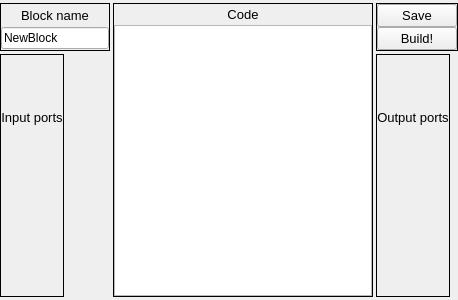
The window that src/atomeditor.ui (ZADNE/icp2021) describes before a commit, drawn with Qt 5.
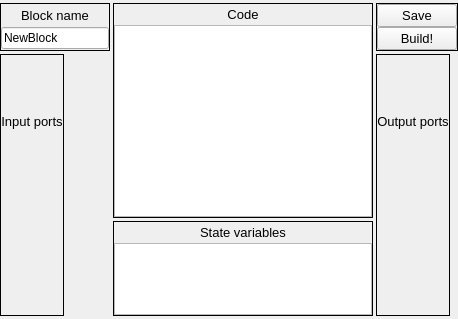
The same window after the commit. Custom widgets are drawn as their Qt base class.

Commit message: Const input + state variables

The edit to the form file:
```diff
--- a/src/atomeditor.ui
+++ b/src/atomeditor.ui
@@ -7,7 +7,7 @@
     <x>0</x>
     <y>0</y>
     <width>458</width>
-    <height>300</height>
+    <height>319</height>
    </rect>
   </property>
   <property name="windowTitle">
@@ -40,140 +40,6 @@
      <property name="spacing">
       <number>3</number>
      </property>
-     <item row="2" column="0" rowspan="2">
-      <widget class="QFrame" name="inputFrame">
-       <property name="sizePolicy">
-        <sizepolicy hsizetype="Maximum" vsizetype="Expanding">
-         <horstretch>0</horstretch>
-         <verstretch>0</verstretch>
-        </sizepolicy>
-       </property>
-       <property name="frameShape">
-        <enum>QFrame::Box</enum>
-       </property>
-       <property name="frameShadow">
-        <enum>QFrame::Plain</enum>
-       </property>
-       <layout class="QVBoxLayout" name="verticalLayout_4">
-        <property name="spacing">
-         <number>3</number>
-        </property>
-        <property name="leftMargin">
-         <number>0</number>
-        </property>
-        <property name="topMargin">
-         <number>3</number>
-        </property>
-        <property name="rightMargin">
-         <number>0</number>
-        </property>
-        <property name="bottomMargin">
-         <number>0</number>
-        </property>
-        <item>
-         <widget class="QLabel" name="inputLabel">
-          <property name="font">
-           <font>
-            <pointsize>10</pointsize>
-           </font>
-          </property>
-          <property name="text">
-           <string>Input ports</string>
-          </property>
-          <property name="alignment">
-           <set>Qt::AlignCenter</set>
-          </property>
-         </widget>
-        </item>
-        <item>
-         <widget class="PortEditor" name="inputEditor" native="true">
-          <property name="sizePolicy">
-           <sizepolicy hsizetype="Maximum" vsizetype="Preferred">
-            <horstretch>0</horstretch>
-            <verstretch>0</verstretch>
-           </sizepolicy>
-          </property>
-          <property name="maximumSize">
-           <size>
-            <width>300</width>
-            <height>16777215</height>
-           </size>
-          </property>
-          <property name="styleSheet">
-           <string notr="true">border-left: none; border-right: none; border-bottom: none</string>
-          </property>
-         </widget>
-        </item>
-       </layout>
-      </widget>
-     </item>
-     <item row="2" column="2" rowspan="2">
-      <widget class="QFrame" name="outputFrame">
-       <property name="sizePolicy">
-        <sizepolicy hsizetype="Maximum" vsizetype="Expanding">
-         <horstretch>0</horstretch>
-         <verstretch>0</verstretch>
-        </sizepolicy>
-       </property>
-       <property name="frameShape">
-        <enum>QFrame::Box</enum>
-       </property>
-       <property name="frameShadow">
-        <enum>QFrame::Plain</enum>
-       </property>
-       <layout class="QVBoxLayout" name="verticalLayout_7">
-        <property name="spacing">
-         <number>3</number>
-        </property>
-        <property name="leftMargin">
-         <number>0</number>
-        </property>
-        <property name="topMargin">
-         <number>3</number>
-        </property>
-        <property name="rightMargin">
-         <number>0</number>
-        </property>
-        <property name="bottomMargin">
-         <number>0</number>
-        </property>
-        <item>
-         <widget class="QLabel" name="outputLabel">
-          <property name="font">
-           <font>
-            <pointsize>10</pointsize>
-           </font>
-          </property>
-          <property name="text">
-           <string>Output ports</string>
-          </property>
-          <property name="alignment">
-           <set>Qt::AlignCenter</set>
-          </property>
-         </widget>
-        </item>
-        <item>
-         <widget class="PortEditor" name="outputEditor" native="true">
-          <property name="sizePolicy">
-           <sizepolicy hsizetype="Maximum" vsizetype="Preferred">
-            <horstretch>0</horstretch>
-            <verstretch>0</verstretch>
-           </sizepolicy>
-          </property>
-          <property name="maximumSize">
-           <size>
-            <width>300</width>
-            <height>16777215</height>
-           </size>
-          </property>
-          <property name="styleSheet">
-           <string notr="true">border-left: none; border-right: none; border-bottom: none</string>
-          </property>
-         </widget>
-        </item>
-       </layout>
-      </widget>
-     </item>
      <item row="1" column="2">
       <widget class="QFrame" name="buttonFrame">
        <property name="sizePolicy">
@@ -245,69 +111,6 @@
        </layout>
       </widget>
      </item>
-     <item row="1" column="0">
-      <widget class="QFrame" name="nameFrame">
-       <property name="frameShape">
-        <enum>QFrame::Box</enum>
-       </property>
-       <property name="frameShadow">
-        <enum>QFrame::Plain</enum>
-       </property>
-       <layout class="QVBoxLayout" name="verticalLayout_5">
-        <property name="spacing">
-         <number>3</number>
-        </property>
-        <property name="leftMargin">
-         <number>0</number>
-        </property>
-        <property name="topMargin">
-         <number>3</number>
-        </property>
-        <property name="rightMargin">
-         <number>0</number>
-        </property>
-        <property name="bottomMargin">
-         <number>0</number>
-        </property>
-        <item>
-         <widget class="QLabel" name="nameLabel">
-          <property name="sizePolicy">
-           <sizepolicy hsizetype="Preferred" vsizetype="Maximum">
-            <horstretch>0</horstretch>
-            <verstretch>0</verstretch>
-           </sizepolicy>
-          </property>
-          <property name="font">
-           <font>
-            <pointsize>10</pointsize>
-            <weight>50</weight>
-            <bold>false</bold>
-           </font>
-          </property>
-          <property name="text">
-           <string>Block name</string>
-          </property>
-          <property name="alignment">
-           <set>Qt::AlignCenter</set>
-          </property>
-         </widget>
-        </item>
-        <item>
-         <widget class="QLineEdit" name="nameEditor">
-          <property name="sizePolicy">
-           <sizepolicy hsizetype="Minimum" vsizetype="Maximum">
-            <horstretch>0</horstretch>
-            <verstretch>0</verstretch>
-           </sizepolicy>
-          </property>
-          <property name="text">
-           <string>NewBlock</string>
-          </property>
-         </widget>
-        </item>
-       </layout>
-      </widget>
-     </item>
      <item row="1" column="1" rowspan="3">
       <widget class="QFrame" name="codeFrame">
        <property name="frameShape">
@@ -375,15 +178,276 @@
        </layout>
       </widget>
      </item>
+     <item row="1" column="0">
+      <widget class="QFrame" name="nameFrame">
+       <property name="frameShape">
+        <enum>QFrame::Box</enum>
+       </property>
+       <property name="frameShadow">
+        <enum>QFrame::Plain</enum>
+       </property>
+       <layout class="QVBoxLayout" name="verticalLayout_5">
+        <property name="spacing">
+         <number>3</number>
+        </property>
+        <property name="leftMargin">
+         <number>0</number>
+        </property>
+        <property name="topMargin">
+         <number>3</number>
+        </property>
+        <property name="rightMargin">
+         <number>0</number>
+        </property>
+        <property name="bottomMargin">
+         <number>0</number>
+        </property>
+        <item>
+         <widget class="QLabel" name="nameLabel">
+          <property name="sizePolicy">
+           <sizepolicy hsizetype="Preferred" vsizetype="Maximum">
+            <horstretch>0</horstretch>
+            <verstretch>0</verstretch>
+           </sizepolicy>
+          </property>
+          <property name="font">
+           <font>
+            <pointsize>10</pointsize>
+            <weight>50</weight>
+            <bold>false</bold>
+           </font>
+          </property>
+          <property name="text">
+           <string>Block name</string>
+          </property>
+          <property name="alignment">
+           <set>Qt::AlignCenter</set>
+          </property>
+         </widget>
+        </item>
+        <item>
+         <widget class="QLineEdit" name="nameEditor">
+          <property name="sizePolicy">
+           <sizepolicy hsizetype="Minimum" vsizetype="Maximum">
+            <horstretch>0</horstretch>
+            <verstretch>0</verstretch>
+           </sizepolicy>
+          </property>
+          <property name="text">
+           <string>NewBlock</string>
+          </property>
+         </widget>
+        </item>
+       </layout>
+      </widget>
+     </item>
+     <item row="4" column="1">
+      <widget class="QFrame" name="stateVarFrame">
+       <property name="sizePolicy">
+        <sizepolicy hsizetype="Preferred" vsizetype="Maximum">
+         <horstretch>0</horstretch>
+         <verstretch>0</verstretch>
+        </sizepolicy>
+       </property>
+       <property name="frameShape">
+        <enum>QFrame::Box</enum>
+       </property>
+       <property name="frameShadow">
+        <enum>QFrame::Plain</enum>
+       </property>
+       <layout class="QVBoxLayout" name="verticalLayout">
+        <property name="spacing">
+         <number>3</number>
+        </property>
+        <property name="leftMargin">
+         <number>0</number>
+        </property>
+        <property name="topMargin">
+         <number>3</number>
+        </property>
+        <property name="rightMargin">
+         <number>0</number>
+        </property>
+        <property name="bottomMargin">
+         <number>0</number>
+        </property>
+        <item>
+         <widget class="QLabel" name="stateVarLabel">
+          <property name="sizePolicy">
+           <sizepolicy hsizetype="Preferred" vsizetype="Maximum">
+            <horstretch>0</horstretch>
+            <verstretch>0</verstretch>
+           </sizepolicy>
+          </property>
+          <property name="font">
+           <font>
+            <pointsize>10</pointsize>
+           </font>
+          </property>
+          <property name="text">
+           <string>State variables</string>
+          </property>
+          <property name="alignment">
+           <set>Qt::AlignCenter</set>
+          </property>
+         </widget>
+        </item>
+        <item>
+         <widget class="QTextEdit" name="stateVarEditor">
+          <property name="sizePolicy">
+           <sizepolicy hsizetype="Expanding" vsizetype="Maximum">
+            <horstretch>0</horstretch>
+            <verstretch>0</verstretch>
+           </sizepolicy>
+          </property>
+         </widget>
+        </item>
+       </layout>
+      </widget>
+     </item>
+     <item row="2" column="2" rowspan="3">
+      <widget class="QFrame" name="outputFrame">
+       <property name="sizePolicy">
+        <sizepolicy hsizetype="Maximum" vsizetype="Expanding">
+         <horstretch>0</horstretch>
+         <verstretch>0</verstretch>
+        </sizepolicy>
+       </property>
+       <property name="frameShape">
+        <enum>QFrame::Box</enum>
+       </property>
+       <property name="frameShadow">
+        <enum>QFrame::Plain</enum>
+       </property>
+       <layout class="QVBoxLayout" name="verticalLayout_7">
+        <property name="spacing">
+         <number>3</number>
+        </property>
+        <property name="leftMargin">
+         <number>0</number>
+        </property>
+        <property name="topMargin">
+         <number>3</number>
+        </property>
+        <property name="rightMargin">
+         <number>0</number>
+        </property>
+        <property name="bottomMargin">
+         <number>0</number>
+        </property>
+        <item>
+         <widget class="QLabel" name="outputLabel">
+          <property name="font">
+           <font>
+            <pointsize>10</pointsize>
+           </font>
+          </property>
+          <property name="text">
+           <string>Output ports</string>
+          </property>
+          <property name="alignment">
+           <set>Qt::AlignCenter</set>
+          </property>
+         </widget>
+        </item>
+        <item>
+         <widget class="VariableEditor" name="outputEditor" native="true">
+          <property name="sizePolicy">
+           <sizepolicy hsizetype="Maximum" vsizetype="Preferred">
+            <horstretch>0</horstretch>
+            <verstretch>0</verstretch>
+           </sizepolicy>
+          </property>
+          <property name="maximumSize">
+           <size>
+            <width>300</width>
+            <height>16777215</height>
+           </size>
+          </property>
+          <property name="styleSheet">
+           <string notr="true">border-left: none; border-right: none; border-bottom: none</string>
+          </property>
+         </widget>
+        </item>
+       </layout>
+      </widget>
+     </item>
+     <item row="2" column="0" rowspan="3">
+      <widget class="QFrame" name="inputFrame">
+       <property name="sizePolicy">
+        <sizepolicy hsizetype="Maximum" vsizetype="Expanding">
+         <horstretch>0</horstretch>
+         <verstretch>0</verstretch>
+        </sizepolicy>
+       </property>
+       <property name="frameShape">
+        <enum>QFrame::Box</enum>
+       </property>
+       <property name="frameShadow">
+        <enum>QFrame::Plain</enum>
+       </property>
+       <layout class="QVBoxLayout" name="verticalLayout_4">
+        <property name="spacing">
+         <number>3</number>
+        </property>
+        <property name="leftMargin">
+         <number>0</number>
+        </property>
+        <property name="topMargin">
+         <number>3</number>
+        </property>
+        <property name="rightMargin">
+         <number>0</number>
+        </property>
+        <property name="bottomMargin">
+         <number>0</number>
+        </property>
+        <item>
+         <widget class="QLabel" name="inputLabel">
+          <property name="font">
+           <font>
+            <pointsize>10</pointsize>
+           </font>
+          </property>
+          <property name="text">
+           <string>Input ports</string>
+          </property>
+          <property name="alignment">
+           <set>Qt::AlignCenter</set>
+          </property>
+         </widget>
+        </item>
+        <item>
+         <widget class="VariableEditor" name="inputEditor" native="true">
+          <property name="sizePolicy">
+           <sizepolicy hsizetype="Maximum" vsizetype="Preferred">
+            <horstretch>0</horstretch>
+            <verstretch>0</verstretch>
+           </sizepolicy>
+          </property>
+          <property name="maximumSize">
+           <size>
+            <width>300</width>
+            <height>16777215</height>
+           </size>
+          </property>
+          <property name="styleSheet">
+           <string notr="true">border-left: none; border-right: none; border-bottom: none</string>
+          </property>
+         </widget>
+        </item>
+       </layout>
+      </widget>
+     </item>
     </layout>
    </item>
   </layout>
  </widget>
  <customwidgets>
   <customwidget>
-   <class>PortEditor</class>
+   <class>VariableEditor</class>
    <extends>QWidget</extends>
-   <header>porteditor.h</header>
+   <header>variableeditor.h</header>
    <container>1</container>
   </customwidget>
  </customwidgets>
```
The commit also changes 16 other files.
